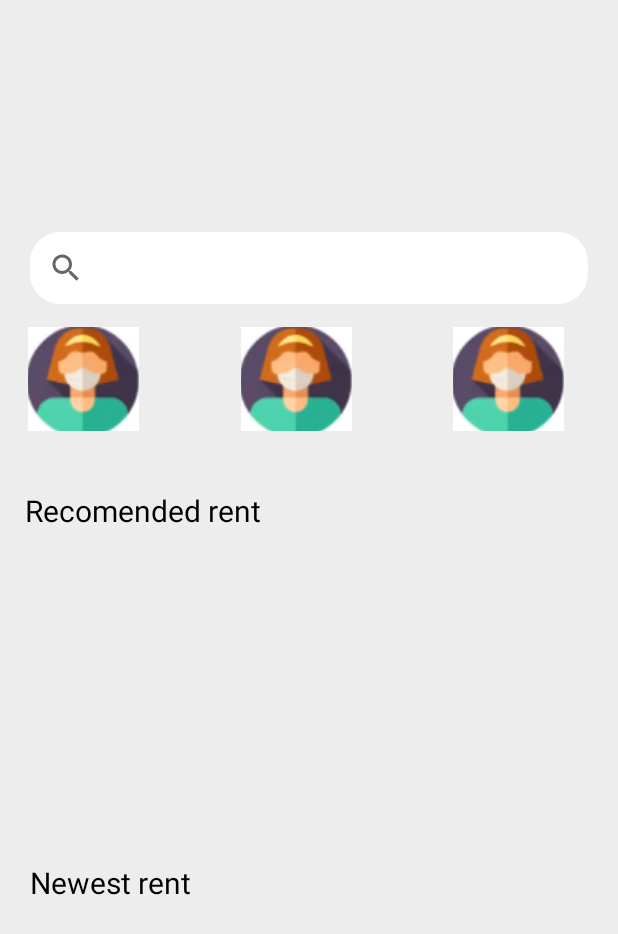
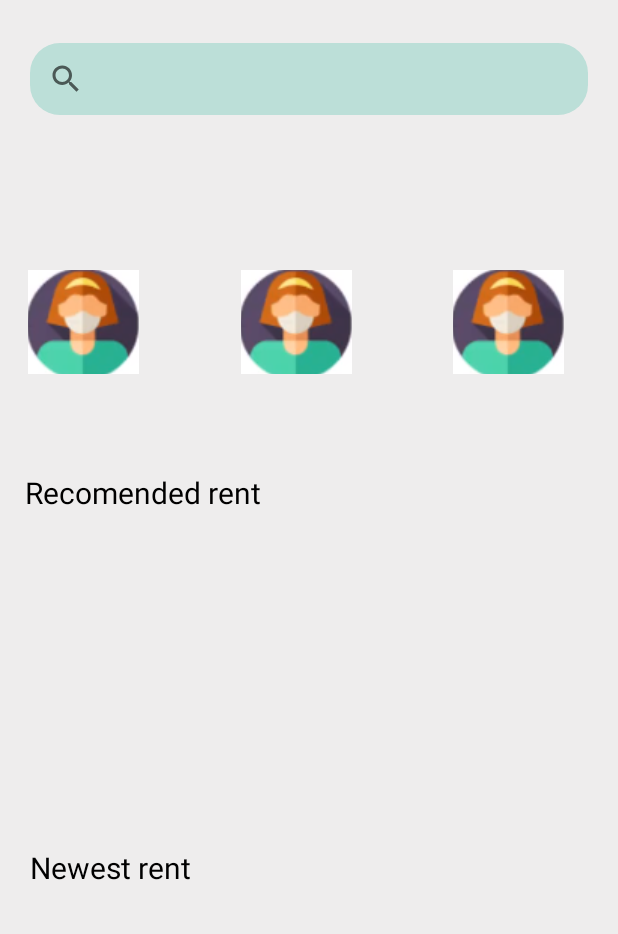
Before and after one commit to nbalazs1337/android-3duck, an Android app: the layout fragment_home.xml on its own in the app's theme, with its tools: preview values and no code run, on a phone screen of 412 x 824 dp. Shown: the top 934 px of the screen. Run offline under Robolectric (Android 15) with nearby library versions, the phone set to English and light mode, and no system bars.

Commit message:
edited main

```diff
--- /dev/null
+++ b/app/src/main/res/drawable/search_background.xml
@@ -0,0 +1,6 @@
+<?xml version="1.0" encoding="utf-8"?>
+<shape xmlns:android="http://schemas.android.com/apk/res/android"
+    android:shape="rectangle">
+    <corners android:radius="20dp" />
+    <solid android:color="@color/app_search" />
+</shape>
--- a/app/src/main/res/layout/activity_home.xml
+++ b/app/src/main/res/layout/activity_home.xml
@@ -123,8 +123,11 @@
                 android:id="@+id/fragment"
                 android:name="androidx.navigation.fragment.NavHostFragment"
                 android:layout_width="match_parent"
-                android:layout_height="match_parent"
+                android:layout_height="wrap_content"
+                android:layout_marginTop="90dp"
                 app:defaultNavHost="true"
+                app:layout_constraintBottom_toBottomOf="parent"
+                app:layout_constraintEnd_toEndOf="parent"
                 app:layout_constraintStart_toStartOf="parent"
                 app:layout_constraintTop_toTopOf="parent"
                 app:navGraph="@navigation/navigation" />
--- a/app/src/main/res/layout/fragment_home.xml
+++ b/app/src/main/res/layout/fragment_home.xml
@@ -12,17 +12,20 @@
         android:layout_width="match_parent"
         android:layout_height="wrap_content"
         android:layout_marginHorizontal="20dp"
-        android:background="@drawable/et_background"
+        android:layout_marginTop="20dp"
+        android:background="@drawable/search_background"
         app:layout_constraintBottom_toTopOf="@+id/constraint_icons"
         app:layout_constraintEnd_toEndOf="parent"
-        app:layout_constraintHorizontal_bias="0.5"
-        app:layout_constraintStart_toStartOf="parent"></androidx.appcompat.widget.SearchView>
+        app:layout_constraintHorizontal_bias="0.6"
+        app:layout_constraintStart_toStartOf="parent"
+        app:layout_constraintTop_toTopOf="parent"
+        app:layout_constraintVertical_bias="0.086"></androidx.appcompat.widget.SearchView>
 
     <androidx.constraintlayout.widget.ConstraintLayout
         android:id="@+id/constraint_icons"
         android:layout_width="match_parent"
         android:layout_height="100dp"
-        android:layout_marginBottom="72dp"
+        android:layout_marginBottom="160dp"
         app:layout_constraintBottom_toTopOf="@+id/rv_recomended"
         app:layout_constraintEnd_toEndOf="parent"
         app:layout_constraintHorizontal_bias="0.0"
@@ -32,8 +35,8 @@
             android:id="@+id/btn_tenant"
             android:layout_width="74dp"
             android:layout_height="69dp"
+            android:contentDescription="tenant"
             android:src="@drawable/tenant"
-            android:contentDescription="tenant"
             app:layout_constraintBottom_toBottomOf="parent"
             app:layout_constraintEnd_toEndOf="parent"
             app:layout_constraintHorizontal_bias="0.055"
@@ -45,8 +48,8 @@
             android:id="@+id/btn_landlord"
             android:layout_width="74dp"
             android:layout_height="69dp"
+            android:layout_marginStart="150dp"
             android:contentDescription="landlord"
-            android:layout_marginStart="150dp"
             android:src="@drawable/tenant"
             app:layout_constraintBottom_toBottomOf="parent"
             app:layout_constraintEnd_toEndOf="parent"
@@ -58,9 +61,9 @@
         <ImageButton
             android:id="@+id/btn_contractor"
             android:layout_width="74dp"
-            android:contentDescription="contractor"
             android:layout_height="69dp"
             android:layout_marginStart="300dp"
+            android:contentDescription="contractor"
             android:src="@drawable/tenant"
             app:layout_constraintBottom_toBottomOf="parent"
             app:layout_constraintEnd_toEndOf="parent"
@@ -71,9 +74,10 @@
     </androidx.constraintlayout.widget.ConstraintLayout>
 
     <TextView
+        android:id="@+id/txt_recom"
         android:layout_width="wrap_content"
         android:layout_height="wrap_content"
-        android:layout_marginTop="24dp"
+        android:layout_marginTop="50dp"
         android:text="Recomended rent"
         android:textColor="@color/black"
         android:textSize="20sp"
@@ -88,14 +92,14 @@
     <androidx.recyclerview.widget.RecyclerView
         android:id="@+id/rv_recomended"
         android:layout_width="match_parent"
-        android:layout_height="180dp"
-        android:layout_marginTop="300dp"
+        android:layout_height="120dp"
+        android:layout_marginTop="5dp"
         android:orientation="horizontal"
         app:layout_constraintBottom_toBottomOf="parent"
         app:layout_constraintEnd_toEndOf="parent"
         app:layout_constraintHorizontal_bias="0.0"
         app:layout_constraintStart_toStartOf="parent"
-        app:layout_constraintTop_toTopOf="parent"
+        app:layout_constraintTop_toBottomOf="@id/txt_recom"
         app:layout_constraintVertical_bias="0.217">
 
     </androidx.recyclerview.widget.RecyclerView>
--- a/app/src/main/res/layout/items.xml
+++ b/app/src/main/res/layout/items.xml
@@ -96,6 +96,7 @@
             android:layout_width="140dp"
             android:layout_height="100dp"
             android:src="@drawable/mock"
+            android:background="@drawable/et_background"
             app:layout_constraintBottom_toBottomOf="parent"
             app:layout_constraintEnd_toEndOf="parent"
             app:layout_constraintHorizontal_bias="0.49"
--- a/app/src/main/res/values/colors.xml
+++ b/app/src/main/res/values/colors.xml
@@ -14,6 +14,7 @@
     <color name="app_endgradient">#196266</color>
     <color name="app_background">#EEEDED</color>
     <color name="app_grey">#818582</color>
+    <color name="app_search">#bcdfd8</color>
 
 
 
```
